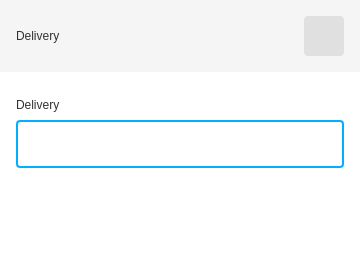
Wolkabout/offset-printing-machine-simulator-application, file modbus-application/valueinput.ui: the form before one commit.
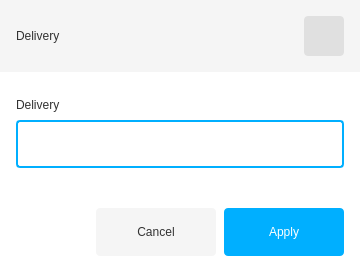
The form after the commit.

```diff
--- a/modbus-application/valueinput.ui
+++ b/modbus-application/valueinput.ui
@@ -115,6 +115,42 @@
 border-radius: 4px;</string>
    </property>
   </widget>
+  <widget class="QPushButton" name="apply">
+   <property name="geometry">
+    <rect>
+     <x>224</x>
+     <y>208</y>
+     <width>120</width>
+     <height>48</height>
+    </rect>
+   </property>
+   <property name="styleSheet">
+    <string notr="true">
+border-radius: 4px;
+background-color: #00afff; color: white;</string>
+   </property>
+   <property name="text">
+    <string>Apply</string>
+   </property>
+  </widget>
+  <widget class="QPushButton" name="cancel">
+   <property name="geometry">
+    <rect>
+     <x>96</x>
+     <y>208</y>
+     <width>120</width>
+     <height>48</height>
+    </rect>
+   </property>
+   <property name="styleSheet">
+    <string notr="true">
+border-radius: 4px;
+background-color: #F5F5F5; color: #323232;</string>
+   </property>
+   <property name="text">
+    <string>Cancel</string>
+   </property>
+  </widget>
  </widget>
  <resources/>
  <connections/>
```
Left out of the diff: 9 changed lines with no effect on the pictures.
